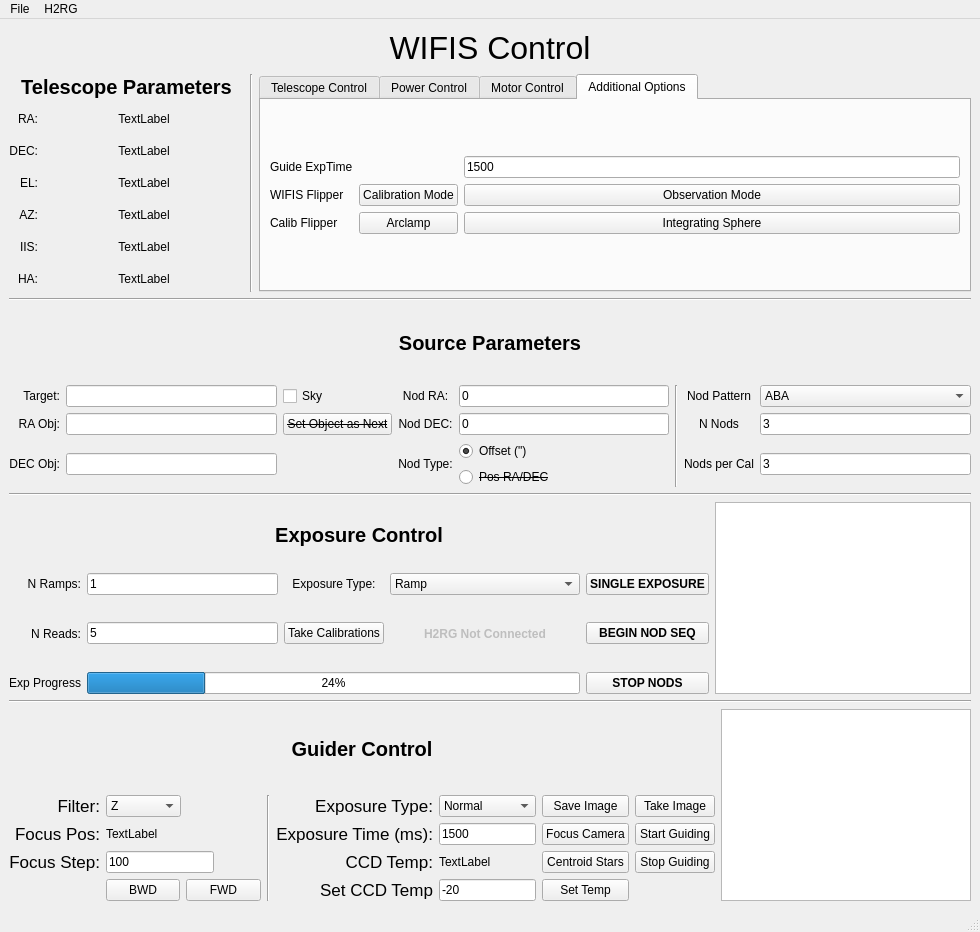
WIFIS-Team/controlcode-new, file WIFIS.ui: the form before one commit.
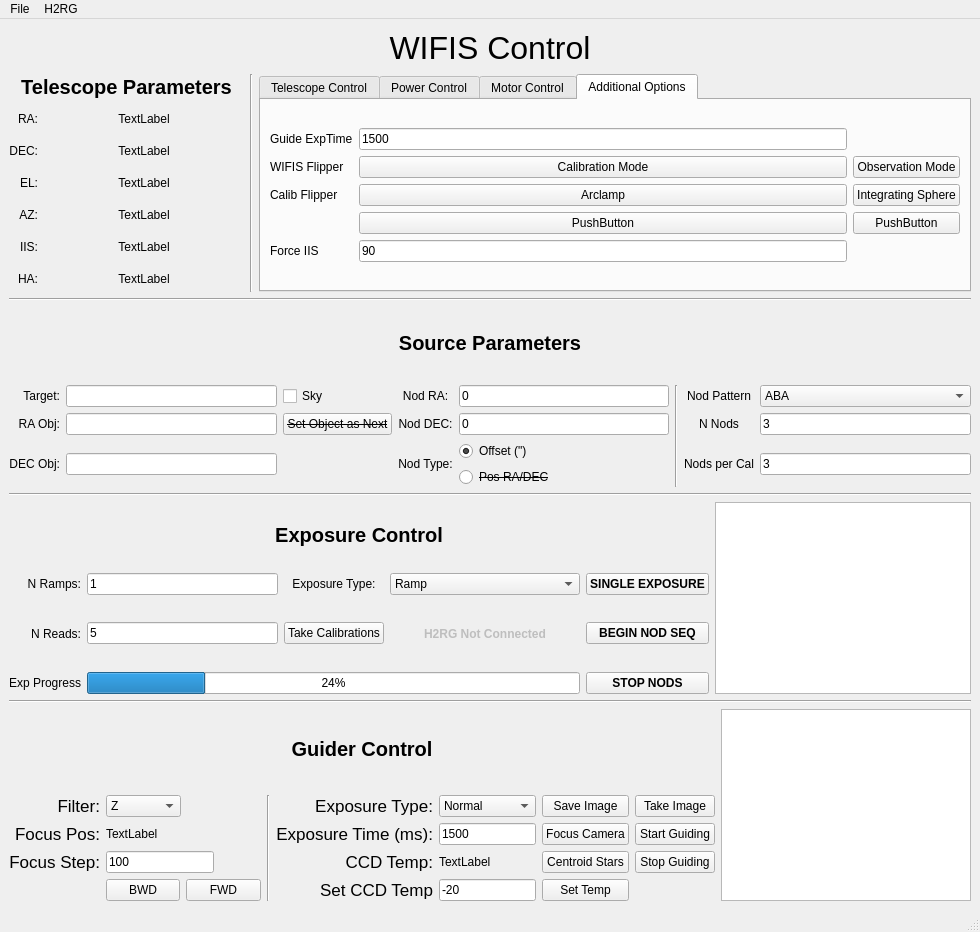
The form after the commit. The open tabs and pages were chosen to show the change.

Commit message: Added buttons for focusing testing

What changed in the file:
```diff
--- a/WIFIS.ui
+++ b/WIFIS.ui
@@ -1298,6 +1298,13 @@
            <layout class="QGridLayout" name="gridLayout_14">
             <item row="0" column="0">
              <layout class="QGridLayout" name="gridLayout_13">
+              <item row="0" column="1">
+               <widget class="QLineEdit" name="GuiderExpTime">
+                <property name="text">
+                 <string>1500</string>
+                </property>
+               </widget>
+              </item>
               <item row="1" column="1">
                <widget class="QPushButton" name="CalibModeButton">
                 <property name="text">
@@ -1312,13 +1319,6 @@
                 </property>
                </widget>
               </item>
-              <item row="0" column="2">
-               <widget class="QLineEdit" name="GuiderExpTime">
-                <property name="text">
-                 <string>1500</string>
-                </property>
-               </widget>
-              </item>
               <item row="1" column="0">
                <widget class="QLabel" name="label_45">
                 <property name="text">
@@ -1354,6 +1354,34 @@
                 </property>
                </widget>
               </item>
+              <item row="3" column="2">
+               <widget class="QPushButton" name="FocusTestStop">
+                <property name="text">
+                 <string>PushButton</string>
+                </property>
+               </widget>
+              </item>
+              <item row="3" column="1">
+               <widget class="QPushButton" name="FocusTestButton">
+                <property name="text">
+                 <string>PushButton</string>
+                </property>
+               </widget>
+              </item>
+              <item row="4" column="0">
+               <widget class="QLabel" name="label_47">
+                <property name="text">
+                 <string>Force IIS</string>
+                </property>
+               </widget>
+              </item>
+              <item row="4" column="1">
+               <widget class="QLineEdit" name="ForceIISEntry">
+                <property name="text">
+                 <string>90</string>
+                </property>
+               </widget>
+              </item>
              </layout>
             </item>
            </layout>
```
Left out of the diff: 202 changed lines with no effect on the pictures.
